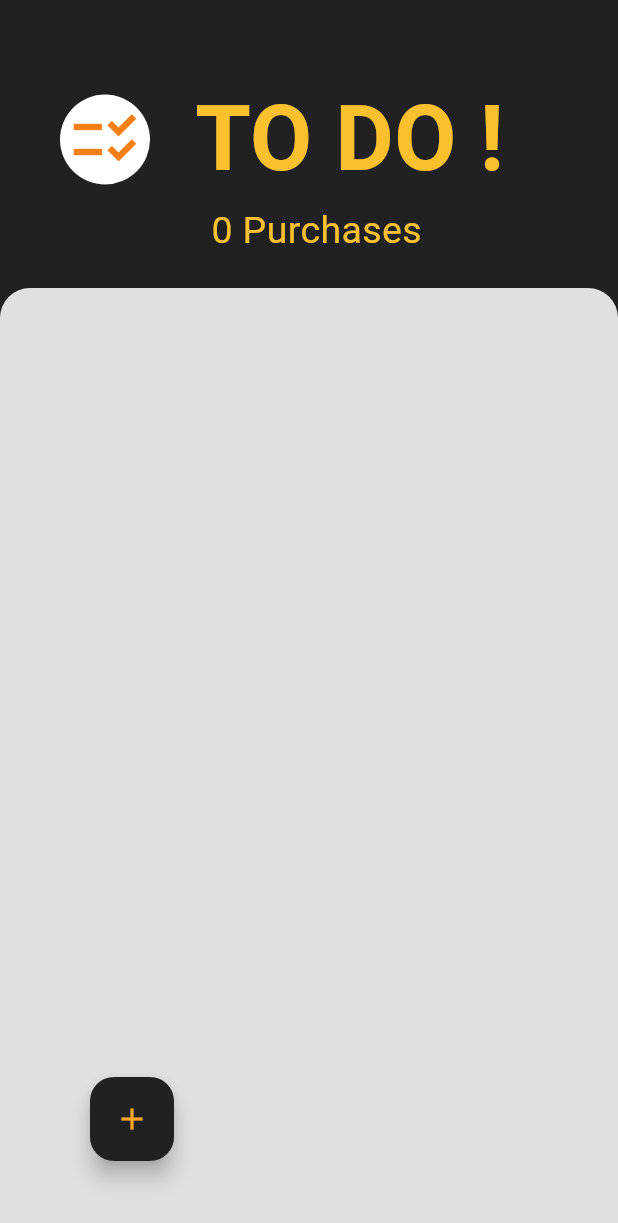
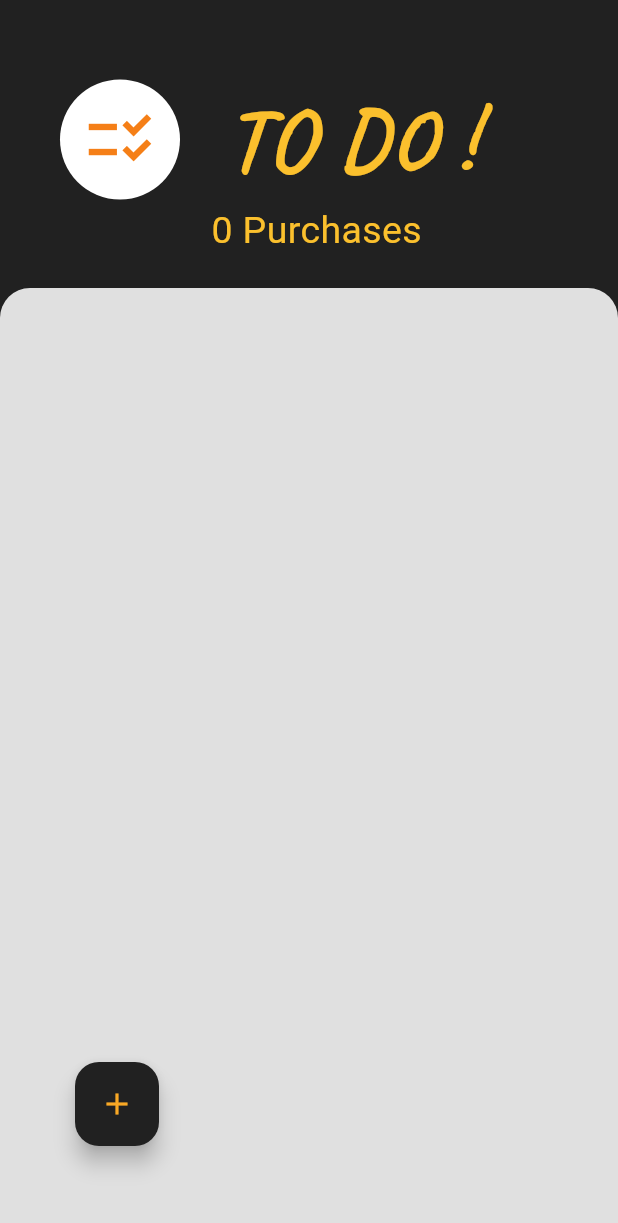
Before and after one commit to mohamedahmedkhriji/to_do, a Flutter app: the screen it shows after launch, on a phone screen of 412 x 824 dp. Shown: the top 1223 px of the screen. Run offline on Flutter 3.47's test engine with Material 3 defaults, Android fonts, the phone set to English and light mode, and no system bars.

Commit message:
commit 11

```diff
--- a/lib/screens/tasks_screen.dart
+++ b/lib/screens/tasks_screen.dart
@@ -30,7 +30,7 @@ class TasksScreen extends StatelessWidget {
                             color: Colors.yellow[900],
                           ),
                           backgroundColor: Colors.white,
-                          radius: 30.0,
+                          radius: 40.0,
                         ),
                         SizedBox(
                           width: 30.0,
@@ -72,9 +72,9 @@ class TasksScreen extends StatelessWidget {
             ],
           ),
           Positioned(
-            bottom: 50.0,
+            bottom: 60.0,
             left:
-                60.0, // Ajustez cette valeur pour ajuster la position à gauche
+                50.0, // Ajustez cette valeur pour ajuster la position à gauche
             child: FloatingActionButton(
               backgroundColor: Colors.grey[900],
               child: Icon(
```
Also changed, not shown: assets/fonts/Inspiration.ttf (added).
